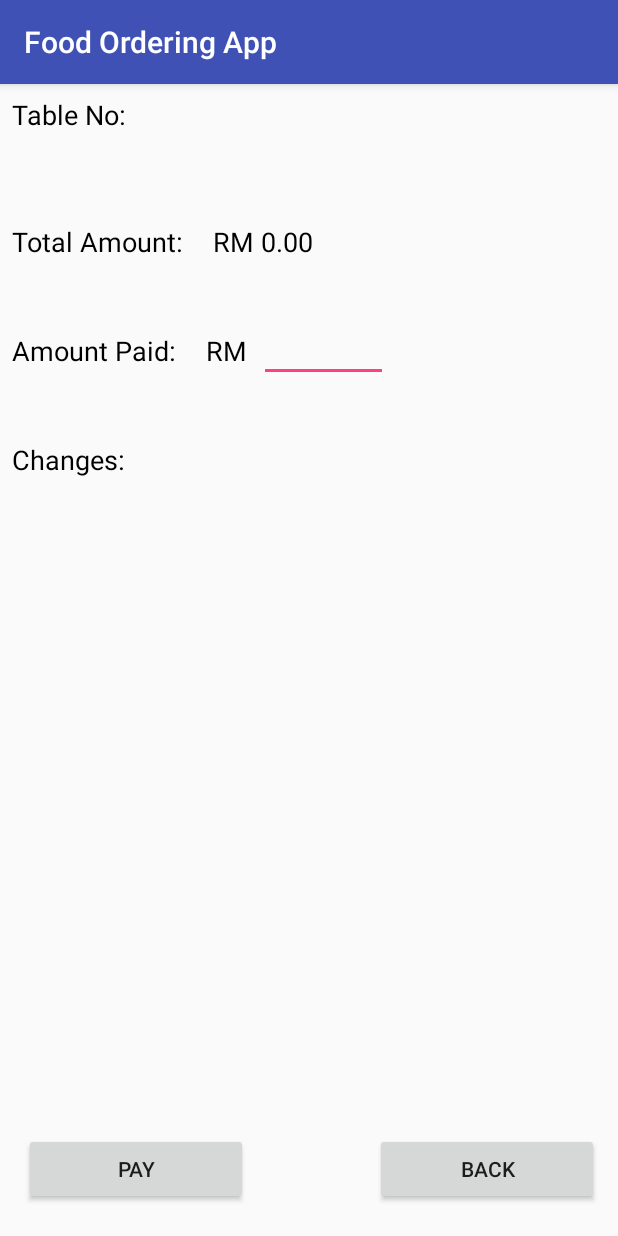
After one commit to Theam1127/FoodOrderingApp, an Android app: the MakePayment screen opened directly, with no data from a screen before it, on a phone screen of 412 x 824 dp. The commit adds this screen. Run offline under Robolectric (Android 15) with nearby library versions, the phone set to English and light mode, and no system bars; our stand-ins replace Firebase (no records; nobody signed in at launch, a user with empty details on screens opened directly).

Commit message:
Done Payment

```diff
--- a/app/src/main/AndroidManifest.xml
+++ b/app/src/main/AndroidManifest.xml
@@ -18,7 +18,7 @@
                 <category android:name="android.intent.category.LAUNCHER" />
             </intent-filter>
         </activity>
-        <activity android:name=".Payment" />
+        <activity android:name=".MakePayment" />
         <activity android:name=".ForgotPassword" />
         <activity android:name=".ChangePassword" />
         <activity android:name=".MaintenanceSetting" />
--- a/app/src/main/java/my/edu/tarc/foodorderingapp/ConfirmAddOrderItem.java
+++ b/app/src/main/java/my/edu/tarc/foodorderingapp/ConfirmAddOrderItem.java
@@ -29,7 +29,7 @@ public class ConfirmAddOrderItem extends AppCompatActivity {
         btnIncrease = findViewById(R.id.buttonIncrease);
         btnDecrease = findViewById(R.id.buttonDecrease);
         btnConfirm = findViewById(R.id.btnConfirm);
-        btnCancel = findViewById(R.id.buttonCancel);
+        btnCancel = findViewById(R.id.btnBack);
         etOrderQuantity = findViewById(R.id.editTextOrderQuantity);
         menuItem = (Menu)getIntent().getSerializableExtra("menuItem");
         tvItemName.setText(menuItem.getName());
--- /dev/null
+++ b/app/src/main/java/my/edu/tarc/foodorderingapp/MakePayment.java
@@ -0,0 +1,125 @@
+package my.edu.tarc.foodorderingapp;
+
+import android.graphics.Color;
+import android.support.annotation.NonNull;
+import android.support.v7.app.AppCompatActivity;
+import android.os.Bundle;
+import android.view.View;
+import android.widget.Button;
+import android.widget.EditText;
+import android.widget.TextView;
+import android.widget.Toast;
+
+import com.google.android.gms.tasks.OnCompleteListener;
+import com.google.android.gms.tasks.Task;
+import com.google.firebase.firestore.DocumentReference;
+import com.google.firebase.firestore.FieldValue;
+import com.google.firebase.firestore.FirebaseFirestore;
+import com.google.firebase.firestore.QueryDocumentSnapshot;
+import com.google.firebase.firestore.QuerySnapshot;
+
+import java.util.HashMap;
+import java.util.Map;
+
+public class MakePayment extends AppCompatActivity {
+    TextView tvTotal, tvChanges, tvStatus;
+    EditText etAmountPaid;
+    Button btnPay, btnBack;
+    int nextID;
+    double paidAmount, changes;
+    FirebaseFirestore db;
+    @Override
+    protected void onCreate(Bundle savedInstanceState) {
+        super.onCreate(savedInstanceState);
+        setContentView(R.layout.activity_make_payment);
+        final double total = getIntent().getDoubleExtra("totalAmount", 0.0);
+        final int orderID = getIntent().getIntExtra("orderID", 0);
+        tvTotal = findViewById(R.id.tvTotalAmount);
+        tvChanges = findViewById(R.id.tvChanges);
+        tvStatus = findViewById(R.id.tvPayStatus);
+        etAmountPaid = findViewById(R.id.editTextAmountPaid);
+        btnPay = findViewById(R.id.buttonPay);
+        btnBack = findViewById(R.id.btnBack);
+        tvStatus.setText("");
+        tvTotal.setText(String.format("RM %.2f", total));
+        btnPay.setOnClickListener(new View.OnClickListener() {
+            @Override
+            public void onClick(View view) {
+                paidAmount = Double.parseDouble(etAmountPaid.getText().toString());
+                if(paidAmount == 0){
+                    etAmountPaid.setError("Please enter amount!");
+                }
+                else{
+                    changes = paidAmount-total;
+                    if(changes<0)
+                        etAmountPaid.setError("Insufficient Amount!");
+                    else {
+                        tvChanges.setText(String.format("RM %.2f", changes));
+                        tvStatus.setText("Paying...");
+                        btnPay.setClickable(false);
+                        btnBack.setClickable(false);
+                        btnPay.setBackgroundColor(0);
+                        btnBack.setBackgroundColor(0);
+                        db = FirebaseFirestore.getInstance();
+                        nextID = 1;
+
+                        db.collection("Payment").get().addOnCompleteListener(new OnCompleteListener<QuerySnapshot>() {
+                            @Override
+                            public void onComplete(@NonNull Task<QuerySnapshot> task) {
+                                if(task.isSuccessful()){
+                                    for(QueryDocumentSnapshot doc : task.getResult())
+                                        nextID++;
+                                    Map<String,Object> newPayment = new HashMap<>();
+                                    newPayment.put("amountPaid", paidAmount);
+                                    newPayment.put("change", changes);
+                                    newPayment.put("grandTotal", total);
+                                    newPayment.put("orderID", orderID);
+                                    newPayment.put("paymentDate", FieldValue.serverTimestamp());
+                                    newPayment.put("paymentID", nextID);
+                                    newPayment.put("staffID", "S0001");
+                                    db.collection("Payment").add(newPayment).addOnCompleteListener(new OnCompleteListener<DocumentReference>() {
+                                        @Override
+                                        public void onComplete(@NonNull Task<DocumentReference> task) {
+                                            db.collection("PlacedOrder").whereEqualTo("orderID", orderID).get().addOnCompleteListener(new OnCompleteListener<QuerySnapshot>() {
+                                                @Override
+                                                public void onComplete(@NonNull Task<QuerySnapshot> task) {
+                                                    String id = "";
+                                                    Map<String,Object> update = new HashMap<>();
+                                                    if(task.isSuccessful()) {
+                                                        for (QueryDocumentSnapshot doc : task.getResult())
+                                                            id = doc.getId();
+                                                        update.put("paid", true);
+                                                        db.collection("PlacedOrder").document(id).update(update);
+                                                        tvStatus.setText("Paid!");
+                                                        btnBack.setClickable(true);
+                                                        btnBack.setBackgroundColor(Color.LTGRAY);
+
+                                                    }
+
+                                                }
+                                            });
+                                        }
+                                    });
+
+                                }
+                            }
+                        });
+                    }
+                }
+            }
+        });
+
+        btnBack.setOnClickListener(new View.OnClickListener() {
+            @Override
+            public void onClick(View view) {
+                finish();
+            }
+        });
+    }
+
+    @Override
+    public void onBackPressed() {
+        if(tvStatus.getText().equals("") || tvStatus.getText().equals("Paid!"))
+            super.onBackPressed();
+    }
+}
--- a/app/src/main/res/layout/activity_confirm_add_order_item.xml
+++ b/app/src/main/res/layout/activity_confirm_add_order_item.xml
@@ -106,14 +106,14 @@
         android:layout_marginStart="80dp"
         android:text="@string/confirm"
         app:layout_constraintBottom_toTopOf="@+id/buttonRemoveItem"
-        app:layout_constraintEnd_toStartOf="@+id/buttonCancel"
+        app:layout_constraintEnd_toStartOf="@+id/btnBack"
         app:layout_constraintHorizontal_bias="0.0"
         app:layout_constraintStart_toStartOf="parent"
         app:layout_constraintTop_toBottomOf="@+id/tvTotalPriceLabel"
         app:layout_constraintVertical_bias="0.678" />
 
     <Button
-        android:id="@+id/buttonCancel"
+        android:id="@+id/btnBack"
         android:layout_width="wrap_content"
         android:layout_height="wrap_content"
         android:layout_marginEnd="80dp"
--- /dev/null
+++ b/app/src/main/res/layout/activity_make_payment.xml
@@ -0,0 +1,188 @@
+<?xml version="1.0" encoding="utf-8"?>
+<android.support.constraint.ConstraintLayout xmlns:android="http://schemas.android.com/apk/res/android"
+    xmlns:app="http://schemas.android.com/apk/res-auto"
+    xmlns:tools="http://schemas.android.com/tools"
+    android:layout_width="match_parent"
+    android:layout_height="match_parent"
+    tools:context=".MakePayment">
+
+    <TextView
+        android:id="@+id/tvTableNo"
+        android:layout_width="wrap_content"
+        android:layout_height="wrap_content"
+        android:layout_marginLeft="8dp"
+        android:layout_marginStart="8dp"
+        android:layout_marginTop="8dp"
+        android:text="@string/tableNo"
+        android:textColor="@android:color/black"
+        android:textSize="18sp"
+        app:layout_constraintStart_toStartOf="parent"
+        app:layout_constraintTop_toTopOf="parent" />
+
+    <TextView
+        android:id="@+id/tvtblNo"
+        android:layout_width="wrap_content"
+        android:layout_height="wrap_content"
+        android:layout_marginEnd="8dp"
+        android:layout_marginLeft="8dp"
+        android:layout_marginRight="8dp"
+        android:layout_marginStart="8dp"
+        android:layout_marginTop="8dp"
+        android:textColor="@android:color/black"
+        android:textSize="18sp"
+        app:layout_constraintEnd_toEndOf="parent"
+        app:layout_constraintHorizontal_bias="0.037"
+        app:layout_constraintStart_toEndOf="@+id/tvTableNo"
+        app:layout_constraintTop_toTopOf="parent" />
+
+    <TextView
+        android:id="@+id/tvLabelTotal"
+        android:layout_width="wrap_content"
+        android:layout_height="wrap_content"
+        android:layout_marginLeft="8dp"
+        android:layout_marginStart="8dp"
+        android:layout_marginTop="60dp"
+        android:text="@string/total_amount"
+        android:textColor="@android:color/black"
+        android:textSize="18sp"
+        app:layout_constraintStart_toStartOf="parent"
+        app:layout_constraintTop_toBottomOf="@+id/tvTableNo" />
+
+    <TextView
+        android:id="@+id/tvTotalAmount"
+        android:layout_width="wrap_content"
+        android:layout_height="wrap_content"
+        android:layout_marginEnd="8dp"
+        android:layout_marginLeft="8dp"
+        android:layout_marginRight="8dp"
+        android:layout_marginStart="8dp"
+        android:layout_marginTop="60dp"
+        android:textColor="@android:color/black"
+        android:textSize="18sp"
+        app:layout_constraintEnd_toEndOf="parent"
+        app:layout_constraintHorizontal_bias="0.058"
+        app:layout_constraintStart_toEndOf="@+id/tvLabelTotal"
+        app:layout_constraintTop_toBottomOf="@+id/tvtblNo" />
+
+    <TextView
+        android:id="@+id/tvLableAmountPaid"
+        android:layout_width="wrap_content"
+        android:layout_height="wrap_content"
+        android:layout_marginLeft="8dp"
+        android:layout_marginStart="8dp"
+        android:layout_marginTop="48dp"
+        android:text="@string/amount_paid"
+        android:textColor="@android:color/black"
+        android:textSize="18sp"
+        app:layout_constraintStart_toStartOf="parent"
+        app:layout_constraintTop_toBottomOf="@+id/tvLabelTotal" />
+
+    <EditText
+        android:id="@+id/editTextAmountPaid"
+        android:layout_width="86dp"
+        android:layout_height="wrap_content"
+        android:layout_marginEnd="135dp"
+        android:layout_marginLeft="8dp"
+        android:layout_marginRight="135dp"
+        android:layout_marginStart="8dp"
+        android:layout_marginTop="36dp"
+        android:width="0dp"
+        android:ems="10"
+        android:inputType="numberDecimal"
+        android:singleLine="false"
+        android:textSize="18sp"
+        app:layout_constraintEnd_toEndOf="parent"
+        app:layout_constraintHorizontal_bias="0.0"
+        app:layout_constraintStart_toEndOf="@+id/tvRM"
+        app:layout_constraintTop_toBottomOf="@+id/tvTotalAmount" />
+
+    <TextView
+        android:id="@+id/tvLabelChanges"
+        android:layout_width="wrap_content"
+        android:layout_height="wrap_content"
+        android:layout_marginLeft="8dp"
+        android:layout_marginStart="8dp"
+        android:layout_marginTop="48dp"
+        android:text="@string/changes"
+        android:textColor="@android:color/black"
+        android:textSize="18sp"
+        app:layout_constraintStart_toStartOf="parent"
+        app:layout_constraintTop_toBottomOf="@+id/tvLableAmountPaid" />
+
+    <TextView
+        android:id="@+id/tvChanges"
+        android:layout_width="wrap_content"
+        android:layout_height="wrap_content"
+        android:layout_marginEnd="8dp"
+        android:layout_marginLeft="24dp"
+        android:layout_marginRight="8dp"
+        android:layout_marginStart="24dp"
+        android:layout_marginTop="40dp"
+        android:textColor="@android:color/black"
+        android:textSize="18sp"
+        app:layout_constraintEnd_toEndOf="parent"
+        app:layout_constraintHorizontal_bias="0.175"
+        app:layout_constraintStart_toEndOf="@+id/tvLabelChanges"
+        app:layout_constraintTop_toBottomOf="@+id/editTextAmountPaid" />
+
+    <Button
+        android:id="@+id/buttonPay"
+        android:layout_width="149dp"
+        android:layout_height="wrap_content"
+        android:layout_marginBottom="8dp"
+        android:layout_marginLeft="16dp"
+        android:layout_marginStart="16dp"
+        android:layout_marginTop="8dp"
+        android:text="@string/pay"
+        app:layout_constraintBottom_toBottomOf="parent"
+        app:layout_constraintStart_toStartOf="parent"
+        app:layout_constraintTop_toBottomOf="@+id/tvLabelChanges"
+        app:layout_constraintVertical_bias="0.971" />
+
+    <Button
+        android:id="@+id/btnBack"
+        android:layout_width="149dp"
+        android:layout_height="wrap_content"
+        android:layout_marginBottom="8dp"
+        android:layout_marginEnd="8dp"
+        android:layout_marginLeft="8dp"
+        android:layout_marginRight="8dp"
+        android:layout_marginStart="8dp"
+        android:layout_marginTop="8dp"
+        android:text="@string/back"
+        app:layout_constraintBottom_toBottomOf="parent"
+        app:layout_constraintEnd_toEndOf="parent"
+        app:layout_constraintHorizontal_bias="0.943"
+        app:layout_constraintStart_toEndOf="@+id/buttonPay"
+        app:layout_constraintTop_toBottomOf="@+id/tvChanges"
+        app:layout_constraintVertical_bias="0.971" />
+
+    <TextView
+        android:id="@+id/tvRM"
+        android:layout_width="wrap_content"
+        android:layout_height="wrap_content"
+        android:layout_marginLeft="20dp"
+        android:layout_marginStart="20dp"
+        android:layout_marginTop="48dp"
+        android:text="@string/rm"
+        android:textColor="@android:color/black"
+        android:textSize="18sp"
+        app:layout_constraintStart_toEndOf="@+id/tvLableAmountPaid"
+        app:layout_constraintTop_toBottomOf="@+id/tvTotalAmount" />
+
+    <TextView
+        android:id="@+id/tvPayStatus"
+        android:textAlignment="center"
+        android:layout_width="0dp"
+        android:layout_height="wrap_content"
+        android:layout_marginBottom="92dp"
+        android:layout_marginEnd="8dp"
+        android:layout_marginLeft="8dp"
+        android:layout_marginRight="8dp"
+        android:layout_marginStart="8dp"
+        android:textColor="@android:color/black"
+        android:textSize="18sp"
+        app:layout_constraintBottom_toBottomOf="parent"
+        app:layout_constraintEnd_toEndOf="parent"
+        app:layout_constraintStart_toStartOf="parent" />
+</android.support.constraint.ConstraintLayout>
--- a/app/src/main/res/values/strings.xml
+++ b/app/src/main/res/values/strings.xml
@@ -23,4 +23,9 @@
     <string name="cancel">Cancel</string>
     <string name="confirm">Confirm</string>
     <string name="remove_item">Remove Item</string>
+    <string name="amount_paid">Amount Paid: </string>
+    <string name="changes">Changes:</string>
+    <string name="pay">Pay</string>
+    <string name="back">Back</string>
+    <string name="rm">RM</string>
 </resources>
```
Also changed, not shown: app/src/main/java/my/edu/tarc/foodorderingapp/MakeOrder.java (+51 -10 lines), app/src/main/java/my/edu/tarc/foodorderingapp/Payment.java (deleted, +0 -15 lines), app/src/main/res/layout/activity_payment.xml (deleted, +0 -22 lines).
